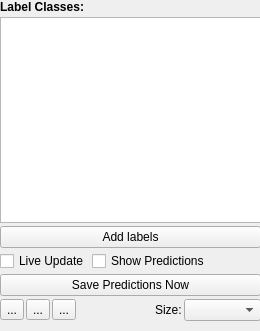
This is ilastik/applets/objectClassification/labelingDrawer.ui in kemaleren/ilastik as Qt 5 draws it before an edit. The edited form follows.
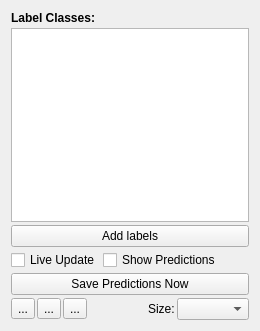
This is the edited form. Custom widgets are drawn as their Qt base class.

Commit message: added a layout to the label drawer. Now it appears correctly again.

```diff
--- a/ilastik/applets/objectClassification/labelingDrawer.ui
+++ b/ilastik/applets/objectClassification/labelingDrawer.ui
@@ -31,15 +31,8 @@
   <property name="windowTitle">
    <string>Form</string>
   </property>
-  <widget class="QWidget" name="verticalLayoutWidget">
-   <property name="geometry">
-    <rect>
-     <x>0</x>
-     <y>0</y>
-     <width>261</width>
-     <height>321</height>
-    </rect>
-   </property>
+  <layout class="QGridLayout" name="gridLayout">
+   <item row="0" column="0">
    <layout class="QVBoxLayout" name="verticalLayout">
     <property name="spacing">
      <number>3</number>
@@ -185,7 +178,8 @@
      <layout class="QHBoxLayout" name="horizontalLayout_2"/>
     </item>
    </layout>
-  </widget>
+   </item>
+  </layout>
  </widget>
  <customwidgets>
   <customwidget>
```
Lines whose indentation alone changed are shown as unchanged.
